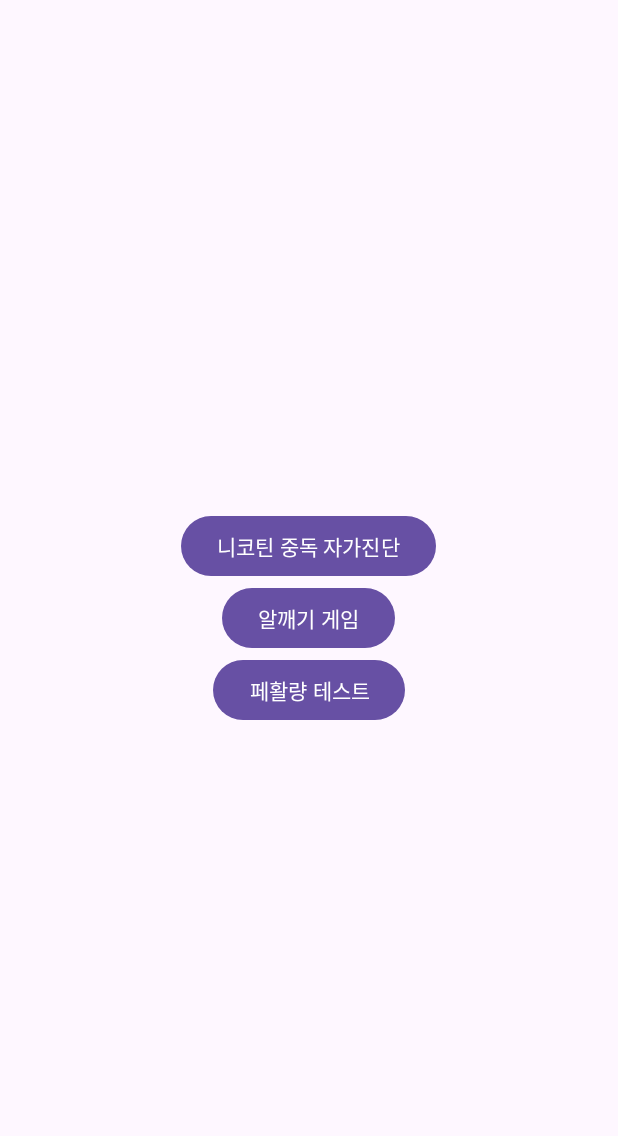
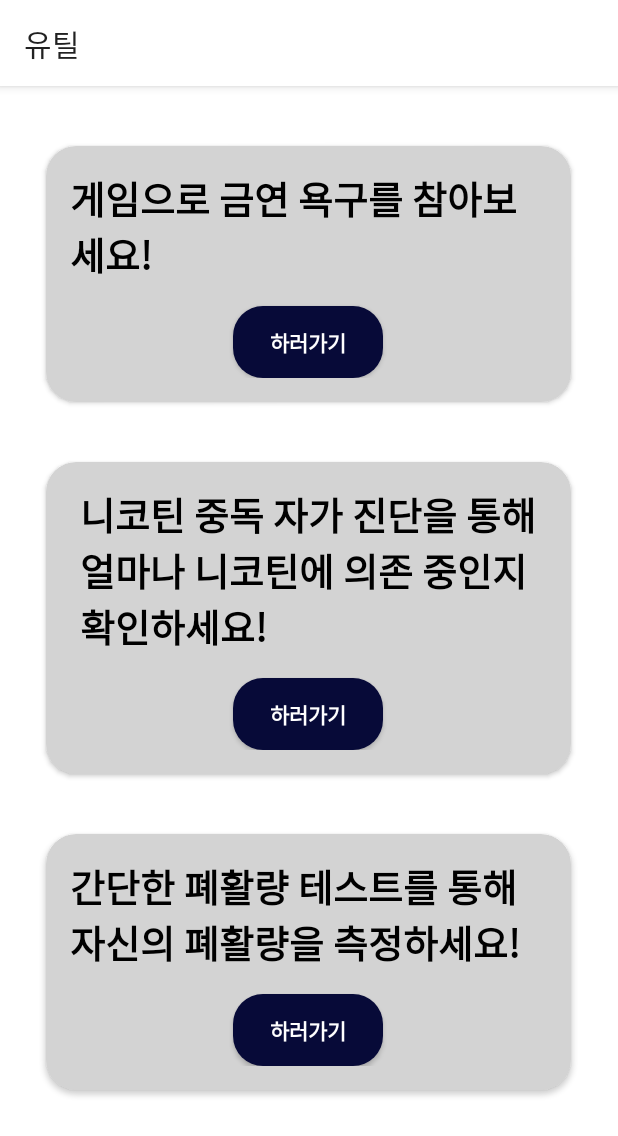
Before and after one commit to jidal0216/2023_Capstone_Design, an Android app: the GameActivity screen opened directly, with no data from a screen before it, on a phone screen of 412 x 824 dp. Shown: the top 1136 px of the screen. Run offline under Robolectric (Android 15) with nearby library versions, the phone set to English and light mode, and no system bars.

Commit message:
합본 06.04 (2,9제외)_gameactivity_main수정

```diff
--- a/btm_menu_test/app/src/main/AndroidManifest.xml
+++ b/btm_menu_test/app/src/main/AndroidManifest.xml
@@ -33,7 +33,8 @@
             android:name=".SupplementsActivity"
             android:theme="@style/CustomActivityTheme1"/>
         <activity android:name=".EggSub"/>
-        <activity android:name=".GameActivity"/>
+        <activity android:name=".GameActivity"
+            android:theme="@style/CustomActivityTheme1"/>
         <activity android:name=".eggTouchGame"/>
         <activity android:name=".SmokeTest"/>
         <activity android:name=".MyAlarmActivity"/>
--- a/btm_menu_test/app/src/main/java/com/example/btm_menu_test/GameActivity.java
+++ b/btm_menu_test/app/src/main/java/com/example/btm_menu_test/GameActivity.java
@@ -1,6 +1,8 @@
 package com.example.btm_menu_test;
 
 import android.content.Intent;
+import android.graphics.Color;
+import android.graphics.drawable.ColorDrawable;
 import android.os.Bundle;
 import android.view.View;
 import android.widget.Button;
@@ -15,6 +17,11 @@ public class GameActivity extends AppCompatActivity {
         super.onCreate(savedInstanceState);
         setContentView(R.layout.game_activity);
 
+        // 타이틀바 텍스트 설정
+        getSupportActionBar().setTitle("유틸");
+
+        // 타이틀바 배경색 설정
+        getSupportActionBar().setBackgroundDrawable(new ColorDrawable(Color.WHITE));
 
         Button imageButton1 = (Button) findViewById(R.id.egggame_btn);
         Button imageButton2 = (Button) findViewById(R.id.egggame_btn2);
--- a/btm_menu_test/app/src/main/java/com/example/btm_menu_test/MainActivity.java
+++ b/btm_menu_test/app/src/main/java/com/example/btm_menu_test/MainActivity.java
@@ -17,6 +17,7 @@ import android.os.Bundle;
 import android.os.Handler;
 import android.view.MenuItem;
 import android.view.View;
+import android.widget.LinearLayout;
 import android.widget.TextView;
 import android.widget.Toast;
 
@@ -33,6 +34,15 @@ import java.util.concurrent.TimeUnit;
 
 public class MainActivity extends AppCompatActivity implements SensorEventListener {
 
+    //EffectActivity 관련
+    private LinearLayout effectContainer;
+    // 여기까지 EffectActivity 과련
+
+    // 리설트 액티비티 관련
+    private TextView savingsTextView;
+    private TextView lifespanTextView;
+    private TextView timeSavedTextView;
+    // 여기까지 리설트액티비티 관련
 
     // HomeActivity 관련
     private TextView textViewSavings;
--- a/btm_menu_test/app/src/main/res/layout/activity_home.xml
+++ b/btm_menu_test/app/src/main/res/layout/activity_home.xml
@@ -258,5 +258,4 @@
         android:layout_alignParentBottom="true"
         app:labelVisibilityMode="labeled"
         app:menu="@menu/bottom_menu" />
-
 </RelativeLayout>
--- a/btm_menu_test/app/src/main/res/layout/game_activity.xml
+++ b/btm_menu_test/app/src/main/res/layout/game_activity.xml
@@ -1,25 +1,117 @@
 <?xml version="1.0" encoding="utf-8"?>
-<LinearLayout xmlns:android="http://schemas.android.com/apk/res/android"
+<ScrollView xmlns:android="http://schemas.android.com/apk/res/android"
+    xmlns:app="http://schemas.android.com/apk/res-auto"
+    xmlns:tools="http://schemas.android.com/tools"
     android:layout_width="match_parent"
-    android:layout_height="match_parent"
-    android:orientation="vertical"
-    android:gravity="center">
+    android:layout_height="match_parent" >
 
-    <Button
-        android:id="@+id/egggame_btn2"
+    <LinearLayout
+        android:layout_width="match_parent"
+        android:layout_height="match_parent"
+        android:orientation="vertical"
+        android:gravity="center">
+
+    <androidx.cardview.widget.CardView
         android:layout_width="wrap_content"
         android:layout_height="wrap_content"
-        android:text="니코틴 중독 자가진단" />
-    <Button
-        android:id="@+id/egggame_btn"
+        android:layout_marginTop="40dp"
+        android:layout_marginBottom="40dp"
+        app:cardCornerRadius="20dp"
+        app:cardBackgroundColor="#D3D3D3">
+        <LinearLayout
+            android:layout_width="350dp"
+            android:layout_height="wrap_content"
+            android:orientation="vertical"
+            android:padding="16dp">
+
+            <TextView
+                android:layout_width="wrap_content"
+                android:layout_height="wrap_content"
+                android:text="게임으로 금연 욕구를 참아보세요!"
+                android:textStyle="bold"
+                android:textSize="25sp"
+                android:textColor="@android:color/black"
+                android:layout_gravity="center_horizontal"/>
+
+            <android.widget.Button
+                android:id="@+id/egggame_btn"
+                android:layout_width="100dp"
+                android:layout_height="wrap_content"
+                android:text="하러가기"
+                android:textStyle="bold"
+                android:textColor="@android:color/white"
+                android:background="@drawable/button_background"
+                android:layout_gravity="center_horizontal"
+                android:layout_marginTop="16dp"/>
+        </LinearLayout>
+    </androidx.cardview.widget.CardView>
+
+    <androidx.cardview.widget.CardView
         android:layout_width="wrap_content"
         android:layout_height="wrap_content"
-        android:text="알깨기 게임" />
-    <Button
-        android:id="@+id/egggame_btn3"
+        android:layout_marginBottom="40dp"
+        app:cardCornerRadius="20dp"
+        app:cardBackgroundColor="#D3D3D3">
+        <LinearLayout
+            android:layout_width="350dp"
+            android:layout_height="wrap_content"
+            android:orientation="vertical"
+            android:padding="16dp">
+
+            <TextView
+                android:layout_width="wrap_content"
+                android:layout_height="wrap_content"
+                android:text="니코틴 중독 자가 진단을 통해\n얼마나 니코틴에 의존 중인지\n확인하세요!"
+                android:textStyle="bold"
+                android:textSize="25sp"
+                android:textColor="@android:color/black"
+                android:layout_gravity="center_horizontal"/>
+
+            <android.widget.Button
+                android:id="@+id/egggame_btn2"
+                android:layout_width="100dp"
+                android:layout_height="wrap_content"
+                android:text="하러가기"
+                android:textStyle="bold"
+                android:textColor="@android:color/white"
+                android:background="@drawable/button_background"
+                android:layout_gravity="center_horizontal"
+                android:layout_marginTop="16dp"/>
+        </LinearLayout>
+    </androidx.cardview.widget.CardView>
+
+    <androidx.cardview.widget.CardView
         android:layout_width="wrap_content"
         android:layout_height="wrap_content"
-        android:text="페활량 테스트" />
+        android:layout_marginBottom="40dp"
+        app:cardCornerRadius="20dp"
+        app:cardBackgroundColor="#D3D3D3">
+        <LinearLayout
+            android:layout_width="350dp"
+            android:layout_height="wrap_content"
+            android:orientation="vertical"
+            android:padding="16dp">
 
+            <TextView
+                android:layout_width="wrap_content"
+                android:layout_height="wrap_content"
+                android:text="간단한 폐활량 테스트를 통해 자신의 폐활량을 측정하세요!"
+                android:textStyle="bold"
+                android:textSize="25sp"
+                android:textColor="@android:color/black"
+                android:layout_gravity="center_horizontal"/>
 
-</LinearLayout>
+            <android.widget.Button
+                android:id="@+id/egggame_btn3"
+                android:layout_width="100dp"
+                android:layout_height="wrap_content"
+                android:text="하러가기"
+                android:textStyle="bold"
+                android:textColor="@android:color/white"
+                android:background="@drawable/button_background"
+                android:layout_gravity="center_horizontal"
+                android:layout_marginTop="16dp"/>
+        </LinearLayout>
+    </androidx.cardview.widget.CardView>
+    </LinearLayout>
+</ScrollView>
```
